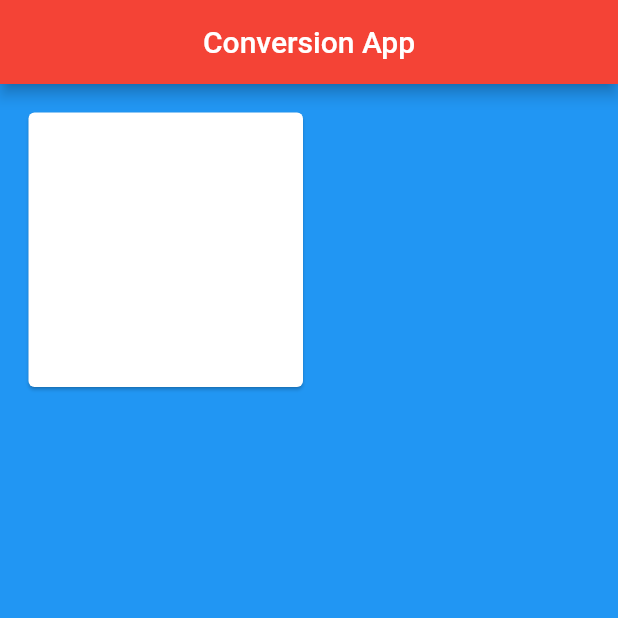
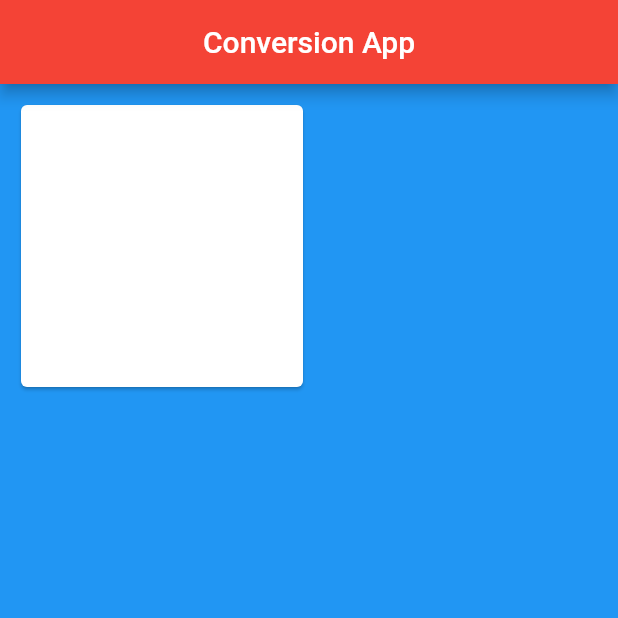
Before and after one commit to hemangdtu/ieee_microhacks, a Flutter app: the screen it shows after launch, on a phone screen of 412 x 824 dp, the top half of it. Run offline on Flutter 3.47's test engine with Material 2 defaults, Android fonts, the phone set to English and light mode, and no system bars.

Commit message:
First Commit

```diff
--- a/lib/main.dart
+++ b/lib/main.dart
@@ -29,11 +29,13 @@ class _LandingPageState extends State<LandingPage> {
             backgroundColor: Colors.red),
         backgroundColor: Colors.blue,
         body: Padding(
-          padding: const EdgeInsets.all(15.0),
+          padding: EdgeInsets.all(10.0),
           child: Container(
             child: GridView.count(
               crossAxisCount: 2,
-              children: [MenuCard()],
+              children: [
+                MenuCard(),
+              ],
             ),
           ),
         ),
```
